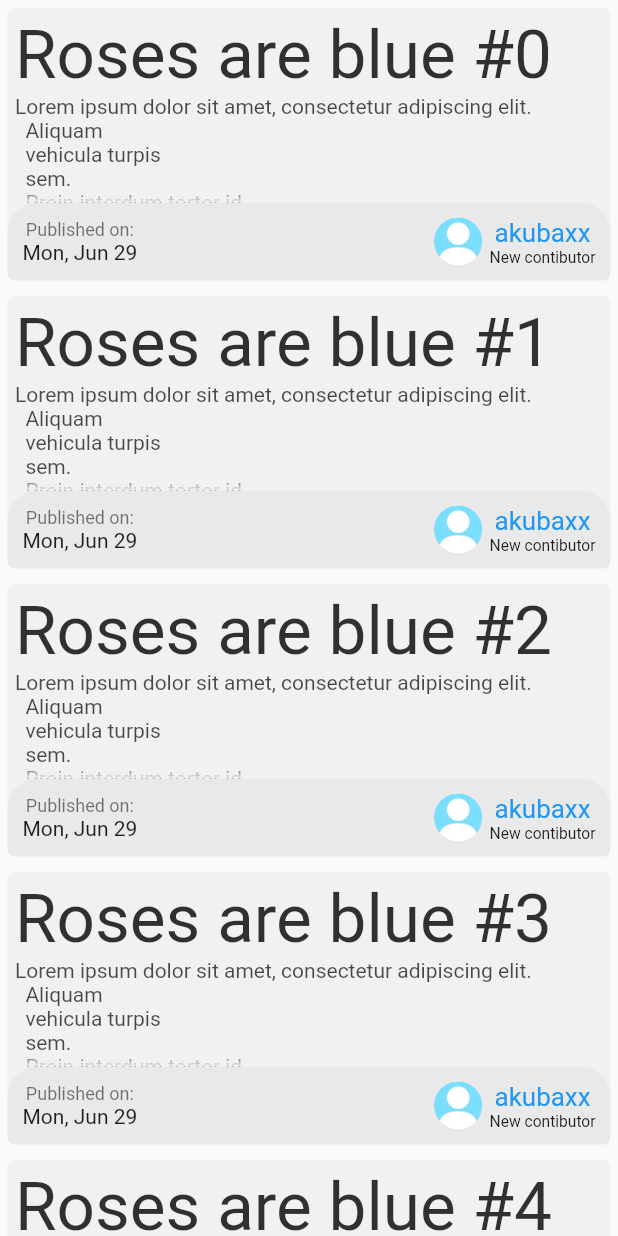
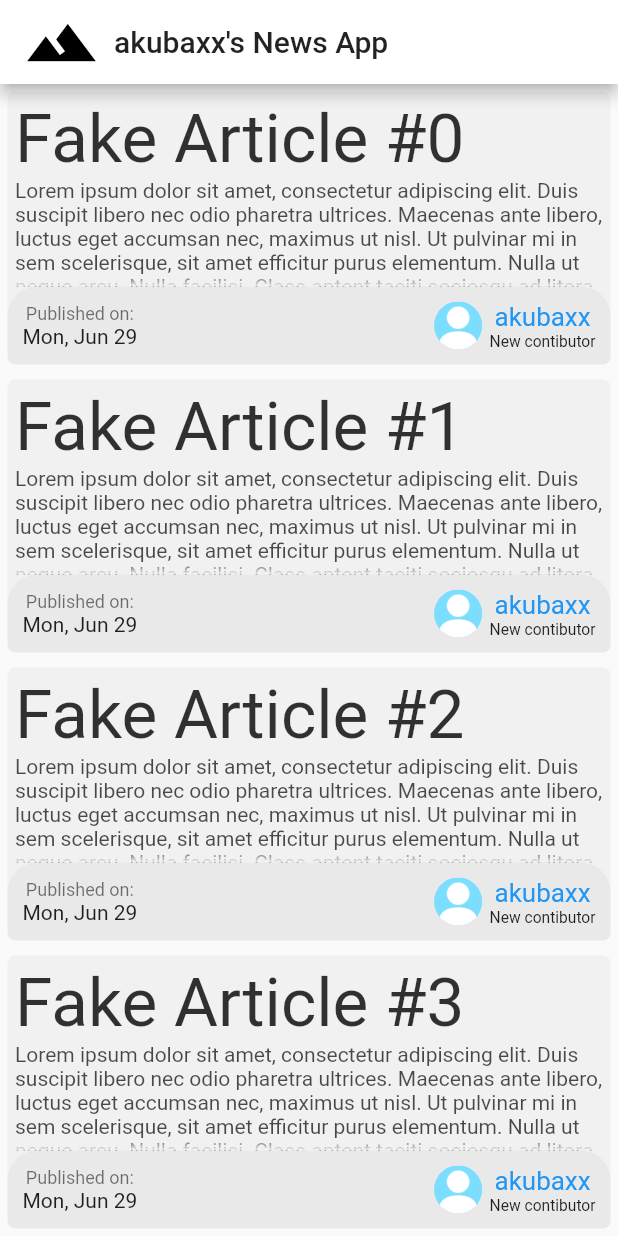
Before and after one commit to AKubax/fake_habrahabr, a Flutter app: the screen it shows after launch, on a phone screen of 412 x 824 dp. Run offline on Flutter 3.47's test engine with Material 2 defaults, Android fonts, the light colour scheme and no system bars.

Commit message:
Main page and article UI -- done

```diff
--- a/lib/Controller/ArticlesManager.dart
+++ b/lib/Controller/ArticlesManager.dart
@@ -1,31 +1,29 @@
+import 'dart:io';
+
 import 'package:fake_habrahabr/Models/Article.dart';
 import 'package:fake_habrahabr/Models/User.dart';
 import 'package:flutter/material.dart';
+import 'package:flutter/services.dart';
 
 
 
 class ArticlesManager {
-  static Article getArticleById(int id) {
+  static Future<Article> getArticleByChronoOrder(int id) async {
     return getDummyArticle(titleSuffix: ' #' + id.toString());
   }
 
-  static Article getDummyArticle({String titleSuffix}) => Article(-1, User('akubaxx', AssetImage
-    ('src/placeholder_profile_picture.png'),
-  3), 'Roses are blue' + (titleSuffix ?? ''), '''Lorem ipsum dolor sit amet, consectetur adipiscing elit.
-  Aliquam
-  vehicula turpis
-  sem.
-  Proin interdum tortor id
-    convallis feugiat. Quisque sit amet imperdiet elit. Cras egestas dolor vel arcu auctor, eget
-    ullamcorpergfdsgfdsgfds mauris eleifend. Vestibulum id ligula nec ex ultrices convallis ut vitae enim. Sed pretium vel eros bibendum pellentesque. Donec tempus, lorem nec tempor mattis, nunc lacus finibus urna, vitae scelerisque urna enim vitae odio. Sed venenatis ante eu lacinia porta. Praesent ante ligula, sollicitudin nec consectetur non, tempor ac felis. Fusce molestie egestas purus, vel dignissim arcu.
-    In sagittis velit vitae dapibus rhoncus. Cras a odio augue. Proin vulputate orci ut porta consectetur. Integer non tincidunt libero, quis eleifend sapien. Integer dignissim porttitor ultricies. Sed consectetur eget sem non posuere. Curabitur porta vestibulum dictum. In blandit est et faucibus tristique. Praesent convallis ex non mattis consectetur. Nullam a nisl elit.
-    Sed in tellus id nibh malesuada ullamcorper. Cras sit amet bibendum eros. Pellentesque habitant morbi tristique senectus et netus et malesuada fames ac turpis egestas. Maecenas dui dui, tempor vel dignissim egestas, ornare convallis tortor. Donec eget dictum nibh. Proin gravida pulvinar ante ac elementum. Suspendisse egestas eget lorem vel consectetur. Donec viverra tellus vel metus consectetur, at volutpat diam dictum.
-    Aenean nisl magna, efficitur sit amet enim eget, suscipit posuere urna. Mauris sed pharetra odio. Aenean luctus dui et risus rutrum auctor. Cras convallis metus vel lobortis bibendum. Sed porta ligula eget congue volutpat. Sed nec mi tristique, bibendum turpis vel, laoreet diam. Vivamus vitae dictum justo, tincidunt aliquet nibh. Suspendisse ornare ligula ut odio pulvinar, sed faucibus est placerat. Proin quis euismod est, id porttitor ex. Curabitur sit amet fermentum nisl. Nam ornare sodales dui. Donec sit amet augue gravida, fringilla tellus porttitor, scelerisque augue. Proin lacus est, pretium posuere bibendum vitae, malesuada non nunc. Donec nec eleifend ipsum. Suspendisse ante libero, faucibus id scelerisque non, hendrerit eget mi.
-    Aliquam porttitor posuere dignissim. Cras laoreet, justo vitae vehicula tincidunt, sem diam facilisis tortor, et lobortis velit magna id eros. Nunc a felis nulla. In enim dolor, dapibus eget fringilla volutpat, cursus id enim. Donec ante erat, tempor sed eros non, finibus finibus neque. Aliquam ac egestas augue, sed suscipit nisi. Phasellus sapien quam, finibus vitae fringilla ut, fringilla eu magna. Nulla vitae vehicula turpis. In neque risus, molestie et velit ac, convallis auctor sapien. Cras finibus, eros nec volutpat suscipit, elit magna blandit erat, ac aliquam tellus odio lacinia justo. Phasellus eleifend arcu ultricies est tristique, ut ornare massa iaculis. Duis congue dui quis est dictum gravida....''', DateTime.now());
-
-  static List<Article> getArticlesForTheFrontPage(int startingFrom,  int upTo){
-    return [for(int i = 0; i < upTo - startingFrom; i++) getArticleById(0)];
+  static Future<Article> getDummyArticle({String titleSuffix}) async {
+    return Article(
+      -1,
+      User('akubaxx', AssetImage('src/placeholder_profile_picture.png'), 3),
+      'Fake Article' + (titleSuffix ?? ''),
+      await rootBundle.loadString('src/placeholder_article_content.txt'),
+      DateTime.now(),
+      AssetImage('src/placeholder_header_pic.png'),
+    );
   }
 
-  static int getNumberOfArticlesForTheFrontPage() => 50;
+  static List<Future<Article>> getArticlesForTheFrontPage(int startingFrom,  int upTo){
+    return [for(int i = 0; i < upTo - startingFrom; i++) getArticleByChronoOrder(0)];
+  }
 }
--- /dev/null
+++ b/lib/Controller/NetworkHandler.dart
@@ -0,0 +1,9 @@
+
+
+
+
+
+
+class NetworkHandler{
+
+}
--- a/lib/Models/Article.dart
+++ b/lib/Models/Article.dart
@@ -1,4 +1,5 @@
 import 'package:fake_habrahabr/Models/User.dart';
+import 'package:flutter/material.dart';
 import 'package:intl/intl.dart';
 
 class Article{
@@ -7,8 +8,9 @@ class Article{
   final User author;
   final int id;
   final DateTime publishedTime;
+  final AssetImage headerImage;
 
-  Article(this.id, this.author, this.title, this.content, this.publishedTime);
+  Article(this.id, this.author, this.title, this.content, this.publishedTime, this.headerImage);
 
   String getContentsPreview() => this.content;//this.content.length > 75? this.content.substring(0,  75) + '...' : this
   // .content;
--- a/lib/Views/TheApp.dart
+++ b/lib/Views/TheApp.dart
@@ -13,14 +13,40 @@ class CurrentArticleContainer extends ChangeNotifier{
 
   set article_id(int id) => _id = id;
 
-  set article(Article article){
+  /* set article(Article article){
     _id = article.id;
     notifyListeners();
-  }
-  Article get article => ArticlesManager.getArticleById(_id);
+  } */
+
+  Future<Article> get article async => ArticlesManager.getArticleByChronoOrder(_id);
 }
 
-class TheApp extends StatelessWidget{
+class TheApp extends StatefulWidget{
+
+  static bool alreadyCreated = false;
+  static final GlobalKey _theAppKey = GlobalKey<TheAppState>();
+
+  TheApp._inner() : super(key: _theAppKey);
+
+  factory TheApp() => alreadyCreated ? null : TheApp._inner();
+
+  @override
+  void dispose() => alreadyCreated = false;
+
+  @override
+  State<StatefulWidget> createState() => TheAppState(_theAppKey);
+}
+
+class TheAppState extends State<TheApp> with SingleTickerProviderStateMixin{
+  final GlobalKey<TheAppState> _theAppKey;
+  TabController tabController;
+
+  TheAppState(this._theAppKey);
+
+  @override
+  void initState(){
+    tabController = TabController(vsync: this, length: 2);
+  }
 
   @override
   Widget build(context) => ChangeNotifierProvider(
@@ -30,21 +56,12 @@ class TheApp extends StatelessWidget{
       theme: ThemeData(
         primaryColor: Colors.white,
       ),
-        home: DefaultTabController(
-          length: 2,
-          child: Scaffold(
-            body: TabBarView(children: [
+      home: Scaffold(
+        body: TabBarView(controller: tabController, children: [
           ArticlesListView(),
-              SingleArticleView()
+          SingleArticleView(_theAppKey),
         ],),
       )
     ),
-    ),
   );
 }
-
-/*
-Scaffold(
-            body: ArticlesListView()//SingleArticleView(article: ArticlesManager.getDummyArticle()),
-        )
- */
--- a/lib/Views/articles_list_view.dart
+++ b/lib/Views/articles_list_view.dart
@@ -1,7 +1,6 @@
 import 'package:fake_habrahabr/Controller/ArticlesManager.dart';
 import 'package:fake_habrahabr/Models/Article.dart';
 import 'package:fake_habrahabr/Views/TheApp.dart';
-import 'package:fake_habrahabr/Views/single_article_view.dart';
 import 'package:fake_habrahabr/Views/views_config.dart';
 import 'package:flutter/cupertino.dart';
 import 'package:flutter/material.dart';
@@ -11,26 +10,66 @@ import 'package:provider/provider.dart';
 
 class ArticlesListView extends StatelessWidget{
 
+  /*
   @override
-  Widget build(context) => ListView.builder(itemBuilder: (context, i) => GestureDetector(
-    onTapDown: (_) => Provider.of<CurrentArticleContainer>(context, listen: false).article_id = i,
-    child: ArticleCard(i),
-  ));
+  Widget build(context) => Scaffold(
+    body: CustomScrollView(
+      slivers: [
+        SliverAppBar(
+            flexibleSpace: FlexibleSpaceBar(
+              title: Text("akubaxx's News App"),
+            ),
+            floating: true
+        ),
+        SliverList(
+          delegate: SliverChildBuilderDelegate(
+              (context, i) => ArticleCard(i),
+          ),
+        ),
+      ],
+    ),
+  );
+  */
+
+  @override
+  Widget build(context) => Scaffold(
+    appBar: AppBar(
+        title: Row(children: [
+          Icon(Icons.terrain, size: 50),
+          SizedBox(width: 10),
+          Text("akubaxx's News App"),
+        ])
+    ),
+    body: ListView.builder(itemBuilder: (context, i) => GestureDetector(
+      onTapDown: (_) => Provider.of<CurrentArticleContainer>(context, listen: false).article_id = i,
+      child: ArticleCard(i),
+    )),
+  );
+}
+
+class ArticleCard extends StatefulWidget{
+  final int article_id;
+
+  ArticleCard(this.article_id, {Key key}) : super(key: key);
+
+  @override
+  State<ArticleCard> createState() => _ArticleCardState(article_id);
 }
 
 
-
-class ArticleCard extends StatelessWidget{
+class _ArticleCardState extends State<ArticleCard>{
   final int _article_id;
   Article _article;
 
-  ArticleCard(this._article_id, {Key key}) : super(key: key){
-    _article = ArticlesManager.getArticleById(_article_id);
+  _ArticleCardState(this._article_id, {Key key}){
+    ArticlesManager.getArticleByChronoOrder(_article_id).then((article) => setState((){
+      _article = article;
+    }),);
   }
 
   @override
   Widget build(context){
-    return _article == null ? Container() : Container(
+    return _article == null ? Container(color: Colors.red, width: 50, height: 50,) : Container(
       margin: EdgeInsets.all(5),
 
       decoration: BoxDecoration(
--- a/lib/Views/views_config.dart
+++ b/lib/Views/views_config.dart
@@ -1,6 +1,7 @@
-abstract class SingleArticlesViewConfig{
+abstract class SingleArticleViewConfig{
   static const double titleFontSize = 36;
   static const double authorMinicardRadius = 18;
+  static const double appBarWidth = 300;
 }
 
 abstract class ArticlesListViewConfig{
--- a/lib/main.dart
+++ b/lib/main.dart
@@ -2,4 +2,4 @@ import 'package:flutter/material.dart';
 
 import 'Views/TheApp.dart';
 
-void main() => runApp(TheApp());
+void main() => runApp(Center(child: TheApp()));
--- a/pubspec.yaml
+++ b/pubspec.yaml
@@ -30,6 +30,7 @@ dependencies:
   cupertino_icons: ^0.1.3
   intl: ^0.16.1
   provider: ^4.1.3
+  http: ^0.12.1
 
 dev_dependencies:
   flutter_test:
--- /dev/null
+++ b/src/placeholder_article_content.txt
@@ -0,0 +1,9 @@
+Lorem ipsum dolor sit amet, consectetur adipiscing elit. Duis suscipit libero nec odio pharetra ultrices. Maecenas ante libero, luctus eget accumsan nec, maximus ut nisl. Ut pulvinar mi in sem scelerisque, sit amet efficitur purus elementum. Nulla ut neque arcu. Nulla facilisi. Class aptent taciti sociosqu ad litora torquent per conubia nostra, per inceptos himenaeos. Vestibulum at urna a neque condimentum fringilla ut sed arcu. Nullam ultricies accumsan pulvinar. Vestibulum vitae sapien erat. Suspendisse id dolor ornare, tincidunt lorem eu, auctor metus. Lorem ipsum dolor sit amet, consectetur adipiscing elit. Aenean quis cursus ante.
+
+Suspendisse venenatis ornare massa eget luctus. Duis sed purus nec turpis dictum accumsan ut luctus risus. Nulla facilisi. Morbi maximus nisi ut tempus tincidunt. Ut dignissim gravida mauris, ut pretium arcu. Donec eget condimentum orci, quis tempus turpis. Ut et sem nec mi fermentum euismod vitae id lectus. Cras eget aliquam dolor. In vulputate neque eu lectus sollicitudin congue. Nam dignissim risus sed odio tempor malesuada.
+
+Nam faucibus, velit quis tempor blandit, quam diam consequat erat, ac efficitur purus sapien sed nisi. Donec non nibh ex. Lorem ipsum dolor sit amet, consectetur adipiscing elit. Maecenas odio felis, tempor nec molestie varius, varius sit amet turpis. Curabitur interdum ex vitae mi hendrerit, ut varius urna pellentesque. Nam quis ipsum tempor, cursus massa ac, dictum nulla. Curabitur posuere turpis eu ex varius finibus. Ut viverra porta quam, at dignissim erat finibus sit amet.
+
+Cras accumsan massa quis leo rhoncus facilisis. Vestibulum in eros non velit mattis bibendum eu nec nibh. Praesent molestie felis et quam congue pharetra. Vivamus a ornare metus. Nullam in dapibus mauris. Maecenas sit amet leo interdum, faucibus elit id, convallis turpis. Nullam dictum non mi et consequat. Pellentesque metus justo, facilisis eget lacus ac, blandit rutrum urna. In commodo erat dolor, in rhoncus ligula ultrices a. Nunc nec est in ligula vehicula tempor at a libero. Nunc aliquet metus at tempus varius.
+
+Nunc quis ex sit amet libero tincidunt consequat id vel libero. Donec at massa ac turpis pulvinar sollicitudin. Pellentesque tempus orci et ligula auctor accumsan. Curabitur venenatis vestibulum convallis. Aliquam erat volutpat. Aenean nec nulla eget velit aliquam mattis. Proin porta, nisl et condimentum tempor, erat odio dictum lectus, in condimentum est nisi sed libero. Donec magna diam, tempus eget vulputate vitae, posuere eu sem. Aenean ac nisl ante.
```
Also changed, not shown: lib/Views/single_article_view.dart (+145 -24 lines), pubspec.lock, src/placeholder_header_pic.png (added). Lines whose indentation alone changed are shown as unchanged.
